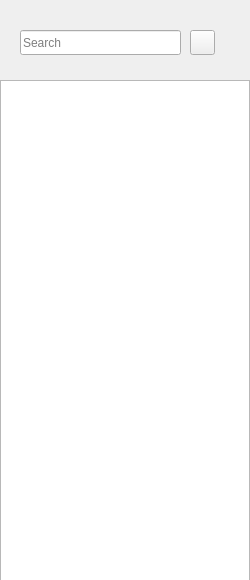
Old version of the form src/app/chat/ChatFunc.ui in the repository gonghf95/g5c.
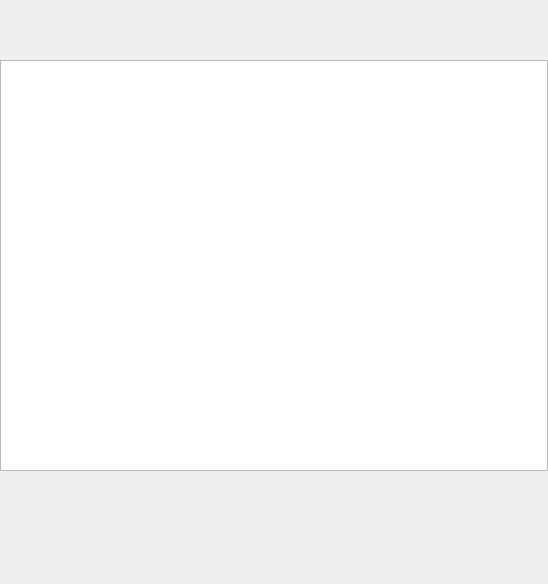
New version of the form. Icons and pictures are not drawn. Custom widgets are drawn as their Qt base class.

The edit to the form file:
```diff
--- a/src/app/chat/ChatFunc.ui
+++ b/src/app/chat/ChatFunc.ui
@@ -6,78 +6,31 @@
    <rect>
     <x>0</x>
     <y>0</y>
-    <width>250</width>
-    <height>580</height>
+    <width>548</width>
+    <height>584</height>
    </rect>
   </property>
   <property name="windowTitle">
    <string>Form</string>
   </property>
-  <widget class="ChatList" name="chatlist">
+  <widget class="Chat" name="listView">
    <property name="geometry">
     <rect>
      <x>0</x>
-     <y>80</y>
-     <width>250</width>
-     <height>501</height>
+     <y>60</y>
+     <width>548</width>
+     <height>411</height>
     </rect>
    </property>
   </widget>
-  <widget class="QLineEdit" name="edt_search">
-   <property name="geometry">
-    <rect>
-     <x>20</x>
-     <y>30</y>
-     <width>161</width>
-     <height>25</height>
-    </rect>
-   </property>
-   <property name="placeholderText">
-    <string>Search</string>
-   </property>
-   <property name="clearButtonEnabled">
-    <bool>true</bool>
-   </property>
-  </widget>
-  <widget class="QPushButton" name="btn_add">
-   <property name="geometry">
-    <rect>
-     <x>190</x>
-     <y>30</y>
-     <width>25</width>
-     <height>25</height>
-    </rect>
-   </property>
-   <property name="text">
-    <string/>
-   </property>
-   <property name="icon">
-    <iconset resource="../../../resource.qrc">
-     <normaloff>:/resource/image/add.png</normaloff>:/resource/image/add.png</iconset>
-   </property>
-  </widget>
-  <action name="actionSerach">
-   <property name="icon">
-    <iconset resource="../../../resource.qrc">
-     <normaloff>:/resource/image/search.png</normaloff>:/resource/image/search.png</iconset>
-   </property>
-   <property name="text">
-    <string>Serach</string>
-   </property>
-   <property name="toolTip">
-    <string>Search</string>
-   </property>
-  </action>
  </widget>
  <customwidgets>
   <customwidget>
-   <class>ChatList</class>
+   <class>Chat</class>
    <extends>QListView</extends>
-   <header>src/widget/ChatList.h</header>
+   <header>src/widget/Chat.h</header>
   </customwidget>
  </customwidgets>
- <resources>
-  <include location="../../../resource.qrc"/>
- </resources>
+ <resources/>
  <connections/>
 </ui>
```
